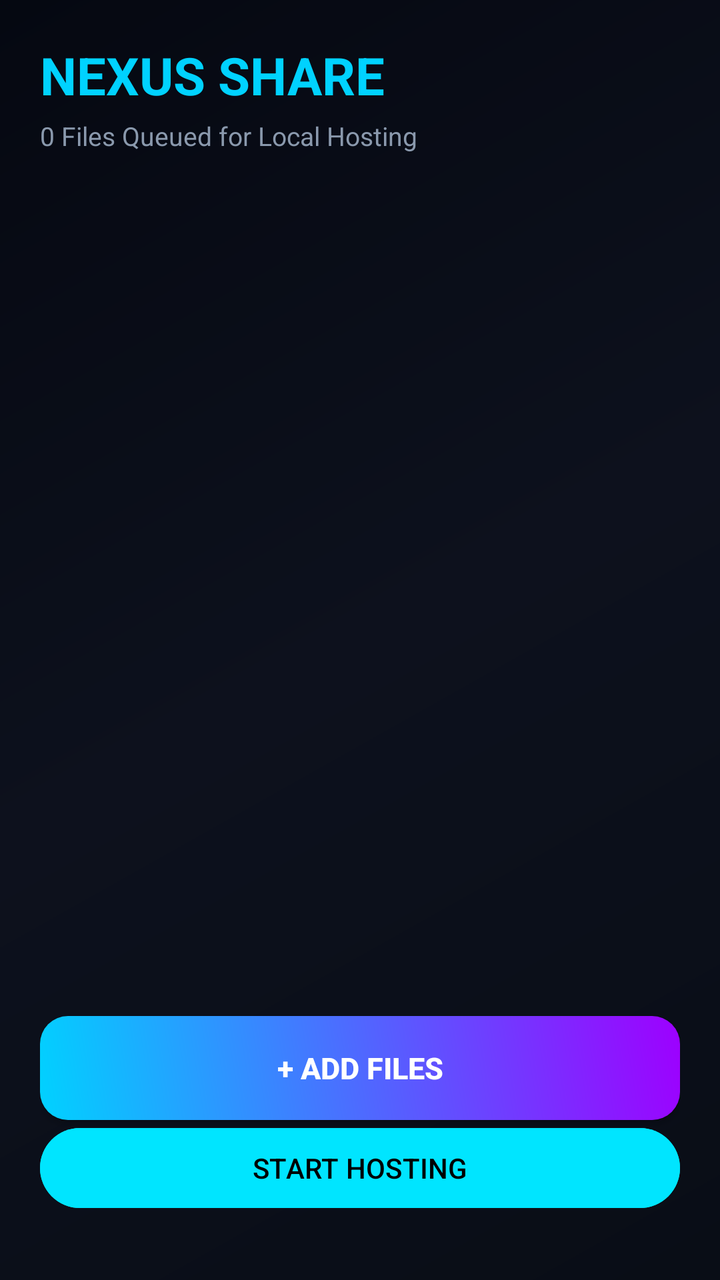
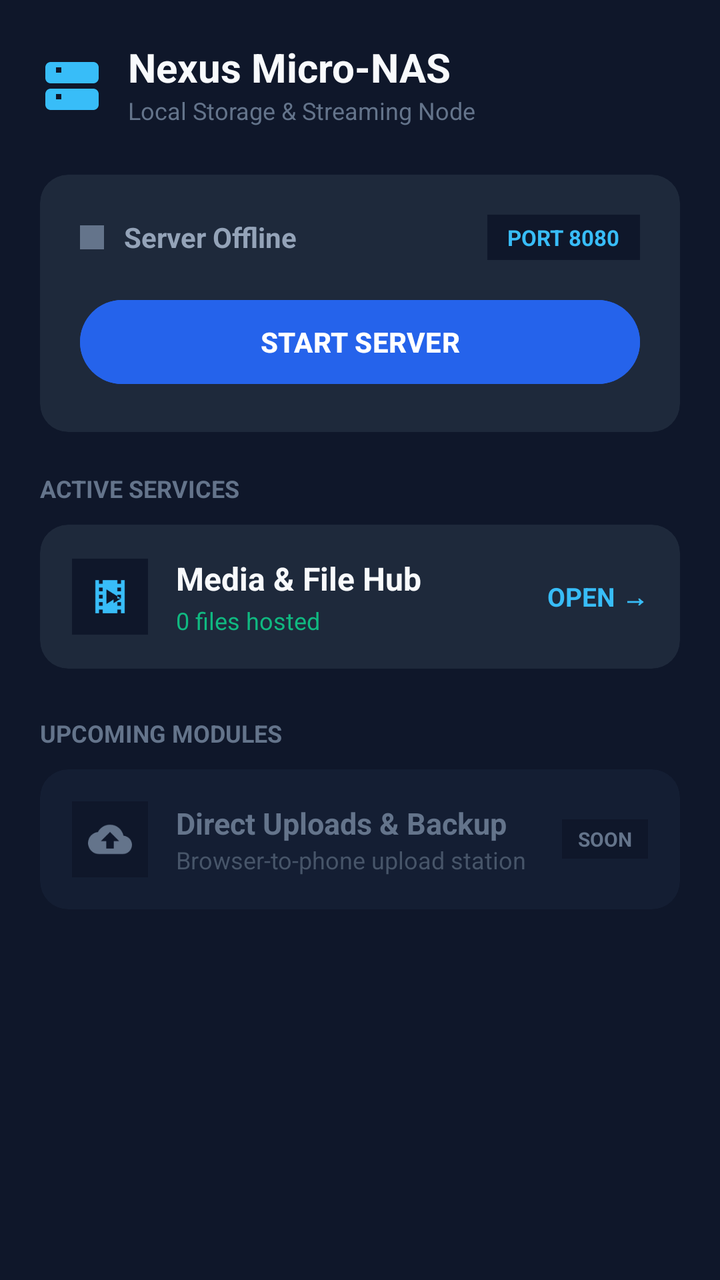

Screens rendered from an Android XML layout before and after an edit, with the pre-edit source and the edit as a unified diff.
<!-- AndroidManifest.xml: application theme Theme.LocalFileShare -->
<!-- res/layout/activity_main.xml -->
<?xml version="1.0" encoding="utf-8"?>
<LinearLayout
    xmlns:android="http://schemas.android.com/apk/res/android"
    android:layout_width="match_parent"
    android:layout_height="match_parent"
    android:background="@drawable/bg_scifi_gradient"
    android:orientation="vertical"
    android:padding="20dp">

    
    <TextView
        android:layout_width="wrap_content"
        android:layout_height="wrap_content"
        android:text="NEXUS SHARE"
        android:textColor="#00D2FF"
        android:textSize="26sp"
        android:textStyle="bold" />

    <TextView
        android:id="@+id/statusText"
        android:layout_width="wrap_content"
        android:layout_height="wrap_content"
        android:layout_marginTop="4dp"
        android:text="0 Files Queued for Local Hosting"
        android:textColor="#8A99AD"
        android:textSize="13sp" />

    
    <androidx.recyclerview.widget.RecyclerView
        android:id="@+id/fileRecyclerView"
        android:layout_width="match_parent"
        android:layout_height="0dp"
        android:layout_weight="1"
        android:layout_marginTop="16dp"
        android:clipToPadding="false" />

    
    <android.widget.Button
        android:id="@+id/selectFileButton"
        android:layout_width="match_parent"
        android:layout_height="52dp"
        android:layout_marginTop="12dp"
        android:background="@drawable/bg_neon_button"
        android:text="+ ADD FILES"
        android:textColor="#FFFFFF"
        android:textSize="15sp"
        android:textStyle="bold" />

    <Button
        android:id="@+id/toggleServerButton"
        android:layout_width="match_parent"
        android:layout_height="wrap_content"
        android:layout_marginBottom="12dp"
        android:backgroundTint="#00E5FF"
        android:text="START HOSTING"
        android:textColor="#000000" />

</LinearLayout>
<!-- resources referenced by this layout -->
<resources>
  <!-- drawable bg_neon_button (drawable) -->
  <?xml version="1.0" encoding="utf-8"?>
  <shape xmlns:android="http://schemas.android.com/apk/res/android">
      <gradient
          android:angle="45"
          android:startColor="#00D2FF"
          android:endColor="#9D00FF"
          android:type="linear" />
      <corners android:radius="14dp" />
  </shape>
  <!-- drawable bg_scifi_gradient (drawable) -->
  <?xml version="1.0" encoding="utf-8"?>
  <shape xmlns:android="http://schemas.android.com/apk/res/android">
      <gradient
          android:angle="135"
          android:startColor="#090D16"
          android:centerColor="#0D111D"
          android:endColor="#050811"
          android:type="linear" />
  </shape>
  <style name="Theme.LocalFileShare" parent="Base.Theme.LocalFileShare" />
  <style name="Base.Theme.LocalFileShare" parent="Theme.Material3.DayNight.NoActionBar">
          
          
      </style>
</resources>

<!-- the commit's change to res/layout/activity_main.xml (unified diff, before → after) -->
@@ -1,58 +1,257 @@
 <?xml version="1.0" encoding="utf-8"?>
-<LinearLayout
-    xmlns:android="http://schemas.android.com/apk/res/android"
+<ScrollView xmlns:android="http://schemas.android.com/apk/res/android"
+    xmlns:app="http://schemas.android.com/apk/res-auto"
     android:layout_width="match_parent"
     android:layout_height="match_parent"
-    android:background="@drawable/bg_scifi_gradient"
-    android:orientation="vertical"
+    android:background="#0F172A"
+    android:fillViewport="true"
     android:padding="20dp">
 
-    
-    <TextView
-        android:layout_width="wrap_content"
-        android:layout_height="wrap_content"
-        android:text="NEXUS SHARE"
-        android:textColor="#00D2FF"
-        android:textSize="26sp"
-        android:textStyle="bold" />
-
-    <TextView
-        android:id="@+id/statusText"
-        android:layout_width="wrap_content"
-        android:layout_height="wrap_content"
-        android:layout_marginTop="4dp"
-        android:text="0 Files Queued for Local Hosting"
-        android:textColor="#8A99AD"
-        android:textSize="13sp" />
-
-    
-    <androidx.recyclerview.widget.RecyclerView
-        android:id="@+id/fileRecyclerView"
-        android:layout_width="match_parent"
-        android:layout_height="0dp"
-        android:layout_weight="1"
-        android:layout_marginTop="16dp"
-        android:clipToPadding="false" />
-
-    
-    <android.widget.Button
-        android:id="@+id/selectFileButton"
-        android:layout_width="match_parent"
-        android:layout_height="52dp"
-        android:layout_marginTop="12dp"
-        android:background="@drawable/bg_neon_button"
-        android:text="+ ADD FILES"
-        android:textColor="#FFFFFF"
-        android:textSize="15sp"
-        android:textStyle="bold" />
-
-    <Button
-        android:id="@+id/toggleServerButton"
+    <LinearLayout
         android:layout_width="match_parent"
         android:layout_height="wrap_content"
-        android:layout_marginBottom="12dp"
-        android:backgroundTint="#00E5FF"
-        android:text="START HOSTING"
-        android:textColor="#000000" />
-
-</LinearLayout>
+        android:orientation="vertical">
+
+        
+        <LinearLayout
+            android:layout_width="match_parent"
+            android:layout_height="wrap_content"
+            android:layout_marginBottom="24dp"
+            android:gravity="center_vertical"
+            android:orientation="horizontal">
+
+            <ImageView
+                android:layout_width="32dp"
+                android:layout_height="32dp"
+                android:src="@drawable/ic_server" />
+
+            <LinearLayout
+                android:layout_width="0dp"
+                android:layout_height="wrap_content"
+                android:layout_marginStart="12dp"
+                android:layout_weight="1"
+                android:orientation="vertical">
+
+                <TextView
+                    android:layout_width="wrap_content"
+                    android:layout_height="wrap_content"
+                    android:text="Nexus Micro-NAS"
+                    android:textColor="#F8FAFC"
+                    android:textSize="20sp"
+                    android:textStyle="bold" />
+
+                <TextView
+                    android:layout_width="wrap_content"
+                    android:layout_height="wrap_content"
+                    android:text="Local Storage &amp; Streaming Node"
+                    android:textColor="#64748B"
+                    android:textSize="12sp" />
+            </LinearLayout>
+        </LinearLayout>
+
+        
+        <androidx.cardview.widget.CardView
+            android:layout_width="match_parent"
+            android:layout_height="wrap_content"
+            android:layout_marginBottom="20dp"
+            app:cardBackgroundColor="#1E293B"
+            app:cardCornerRadius="14dp"
+            app:cardElevation="0dp">
+
+            <LinearLayout
+                android:layout_width="match_parent"
+                android:layout_height="wrap_content"
+                android:orientation="vertical"
+                android:padding="20dp">
+
+                <LinearLayout
+                    android:layout_width="match_parent"
+                    android:layout_height="wrap_content"
+                    android:gravity="center_vertical"
+                    android:orientation="horizontal">
+
+                    <View
+                        android:id="@+id/viewStatusDot"
+                        android:layout_width="12dp"
+                        android:layout_height="12dp"
+                        android:background="#64748B" />
+
+                    <TextView
+                        android:id="@+id/tvServerEndpoint"
+                        android:layout_width="0dp"
+                        android:layout_height="wrap_content"
+                        android:layout_marginStart="10dp"
+                        android:layout_weight="1"
+                        android:text="Server Offline"
+                        android:textColor="#94A3B8"
+                        android:textSize="14sp"
+                        android:textStyle="bold" />
+
+                    <TextView
+                        android:layout_width="wrap_content"
+                        android:layout_height="wrap_content"
+                        android:background="#0F172A"
+                        android:paddingHorizontal="10dp"
+                        android:paddingVertical="4dp"
+                        android:text="PORT 8080"
+                        android:textColor="#38BDF8"
+                        android:textSize="11sp"
+                        android:textStyle="bold" />
+                </LinearLayout>
+
+                <Button
+                    android:id="@+id/btnToggleServer"
+                    android:layout_width="match_parent"
+                    android:layout_height="50dp"
+                    android:layout_marginTop="16dp"
+                    android:backgroundTint="#2563EB"
+                    android:text="START SERVER"
+                    android:textColor="#FFFFFF"
+                    android:textSize="14sp"
+                    android:textStyle="bold" />
+            </LinearLayout>
+        </androidx.cardview.widget.CardView>
+
+        
+        <TextView
+            android:layout_width="wrap_content"
+            android:layout_height="wrap_content"
+            android:layout_marginBottom="10dp"
+            android:text="ACTIVE SERVICES"
+            android:textColor="#64748B"
+            android:textSize="12sp"
+            android:textStyle="bold" />
+
+        
+        <androidx.cardview.widget.CardView
+            android:id="@+id/cardSlotMediaHub"
+            android:layout_width="match_parent"
+            android:layout_height="wrap_content"
+            android:layout_marginBottom="16dp"
+            android:clickable="true"
+            android:focusable="true"
+            app:cardBackgroundColor="#1E293B"
+            app:cardCornerRadius="14dp"
+            app:cardElevation="0dp">
+
+            <LinearLayout
+                android:layout_width="match_parent"
+                android:layout_height="wrap_content"
+                android:gravity="center_vertical"
+                android:orientation="horizontal"
+                android:padding="16dp">
+
+                <ImageView
+                    android:layout_width="38dp"
+                    android:layout_height="38dp"
+                    android:background="#0F172A"
+                    android:padding="8dp"
+                    android:src="@drawable/ic_movie" />
+
+                <LinearLayout
+                    android:layout_width="0dp"
+                    android:layout_height="wrap_content"
+                    android:layout_marginStart="14dp"
+                    android:layout_weight="1"
+                    android:orientation="vertical">
+
+                    <TextView
+                        android:layout_width="wrap_content"
+                        android:layout_height="wrap_content"
+                        android:text="Media &amp; File Hub"
+                        android:textColor="#F8FAFC"
+                        android:textSize="16sp"
+                        android:textStyle="bold" />
+
+                    <TextView
+                        android:id="@+id/tvMediaHubStatus"
+                        android:layout_width="wrap_content"
+                        android:layout_height="wrap_content"
+                        android:layout_marginTop="2dp"
+                        android:text="0 files hosted"
+                        android:textColor="#10B981"
+                        android:textSize="12sp" />
+                </LinearLayout>
+
+                <TextView
+                    android:layout_width="wrap_content"
+                    android:layout_height="wrap_content"
+                    android:text="OPEN →"
+                    android:textColor="#38BDF8"
+                    android:textSize="13sp"
+                    android:textStyle="bold" />
+            </LinearLayout>
+        </androidx.cardview.widget.CardView>
+
+        
+        <TextView
+            android:layout_width="wrap_content"
+            android:layout_height="wrap_content"
+            android:layout_marginTop="8dp"
+            android:layout_marginBottom="10dp"
+            android:text="UPCOMING MODULES"
+            android:textColor="#64748B"
+            android:textSize="12sp"
+            android:textStyle="bold" />
+
+        
+        <androidx.cardview.widget.CardView
+            android:layout_width="match_parent"
+            android:layout_height="wrap_content"
+            android:layout_marginBottom="12dp"
+            app:cardBackgroundColor="#141E33"
+            app:cardCornerRadius="14dp"
+            app:cardElevation="0dp">
+
+            <LinearLayout
+                android:layout_width="match_parent"
+                android:layout_height="wrap_content"
+                android:gravity="center_vertical"
+                android:orientation="horizontal"
+                android:padding="16dp">
+
+                <ImageView
+                    android:layout_width="38dp"
+                    android:layout_height="38dp"
+                    android:background="#0F172A"
+                    android:padding="8dp"
+                    android:src="@drawable/ic_backup" />
+
+                <LinearLayout
+                    android:layout_width="0dp"
+                    android:layout_height="wrap_content"
+                    android:layout_marginStart="14dp"
+                    android:layout_weight="1"
+                    android:orientation="vertical">
+
+                    <TextView
+                        android:layout_width="wrap_content"
+                        android:layout_height="wrap_content"
+                        android:text="Direct Uploads &amp; Backup"
+                        android:textColor="#64748B"
+                        android:textSize="15sp"
+                        android:textStyle="bold" />
+
+                    <TextView
+                        android:layout_width="wrap_content"
+                        android:layout_height="wrap_content"
+                        android:text="Browser-to-phone upload station"
+                        android:textColor="#475569"
+                        android:textSize="12sp" />
+                </LinearLayout>
+
+                <TextView
+                    android:layout_width="wrap_content"
+                    android:layout_height="wrap_content"
+                    android:background="#0F172A"
+                    android:paddingHorizontal="8dp"
+                    android:paddingVertical="3dp"
+                    android:text="SOON"
+                    android:textColor="#64748B"
+                    android:textSize="10sp"
+                    android:textStyle="bold" />
+            </LinearLayout>
+        </androidx.cardview.widget.CardView>
+
+    </LinearLayout>
+</ScrollView>
<!-- resource entries referenced after the edit -->
@@ -1,25 +1,35 @@
 <!-- resources referenced by this layout -->
 <resources>
-  <!-- drawable bg_neon_button (drawable) -->
-  <?xml version="1.0" encoding="utf-8"?>
-  <shape xmlns:android="http://schemas.android.com/apk/res/android">
-      <gradient
-          android:angle="45"
-          android:startColor="#00D2FF"
-          android:endColor="#9D00FF"
-          android:type="linear" />
-      <corners android:radius="14dp" />
-  </shape>
-  <!-- drawable bg_scifi_gradient (drawable) -->
-  <?xml version="1.0" encoding="utf-8"?>
-  <shape xmlns:android="http://schemas.android.com/apk/res/android">
-      <gradient
-          android:angle="135"
-          android:startColor="#090D16"
-          android:centerColor="#0D111D"
-          android:endColor="#050811"
-          android:type="linear" />
-  </shape>
+  <!-- drawable ic_backup (drawable) -->
+  <vector xmlns:android="http://schemas.android.com/apk/res/android"
+      android:width="24dp"
+      android:height="24dp"
+      android:viewportWidth="24"
+      android:viewportHeight="24">
+      <path
+          android:fillColor="#64748B"
+          android:pathData="M19.35,10.04C18.67,6.59 15.64,4 12,4 9.11,4 6.6,5.64 5.35,8.04 2.34,8.36 0,10.91 0,14c0,3.31 2.69,6 6,6h13c2.76,0 5,-2.24 5,-5 0,-2.64 -2.05,-4.78 -4.65,-4.96zM14,13v4h-4v-4H7l5,-5 5,5h-3z"/>
+  </vector>
+  <!-- drawable ic_movie (drawable) -->
+  <vector xmlns:android="http://schemas.android.com/apk/res/android"
+      android:width="24dp"
+      android:height="24dp"
+      android:viewportWidth="24"
+      android:viewportHeight="24">
+      <path
+          android:fillColor="#38BDF8"
+          android:pathData="M18,3v2h-2V3H8v2H6V3H4v18h2v-2h2v2h8v-2h2v2h2V3h-2zM8,17H6v-2h2v2zM8,13H6v-2h2v2zM8,9H6V7h2v2zM14,13.5l-4,2.5V8l4,2.5 4,2.5 -4,2.5zM18,17h-2v-2h2v2zM18,13h-2v-2h2v2zM18,9h-2V7h2v2z"/>
+  </vector>
+  <!-- drawable ic_server (drawable) -->
+  <vector xmlns:android="http://schemas.android.com/apk/res/android"
+      android:width="24dp"
+      android:height="24dp"
+      android:viewportWidth="24"
+      android:viewportHeight="24">
+      <path
+          android:fillColor="#38BDF8"
+          android:pathData="M4,4h16c1.1,0 2,0.9 2,2v4c0,1.1 -0.9,2 -2,2H4c-1.1,0 -2,-0.9 -2,-2V6c0,-1.1 0.9,-2 2,-2zM4,14h16c1.1,0 2,0.9 2,2v4c0,1.1 -0.9,2 -2,2H4c-1.1,0 -2,-0.9 -2,-2v-4c0,-1.1 0.9,-2 2,-2zM6,8h2V6H6v2zM6,18h2v-2H6v2z"/>
+  </vector>
   <style name="Theme.LocalFileShare" parent="Base.Theme.LocalFileShare" />
   <style name="Base.Theme.LocalFileShare" parent="Theme.Material3.DayNight.NoActionBar">
           
